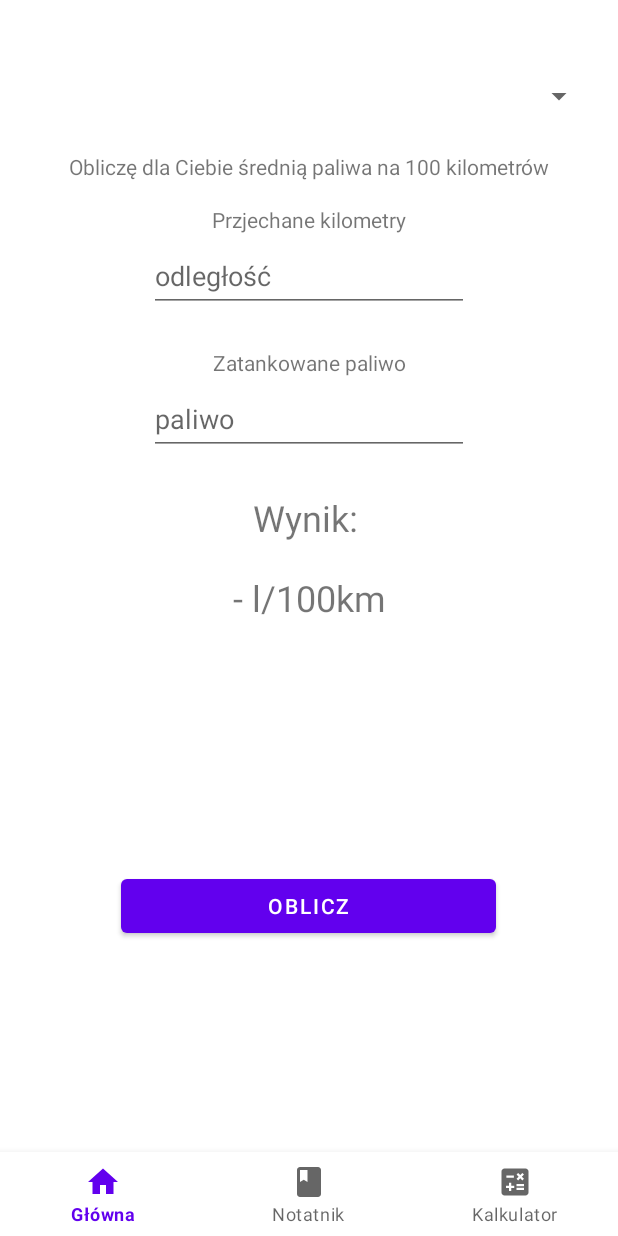
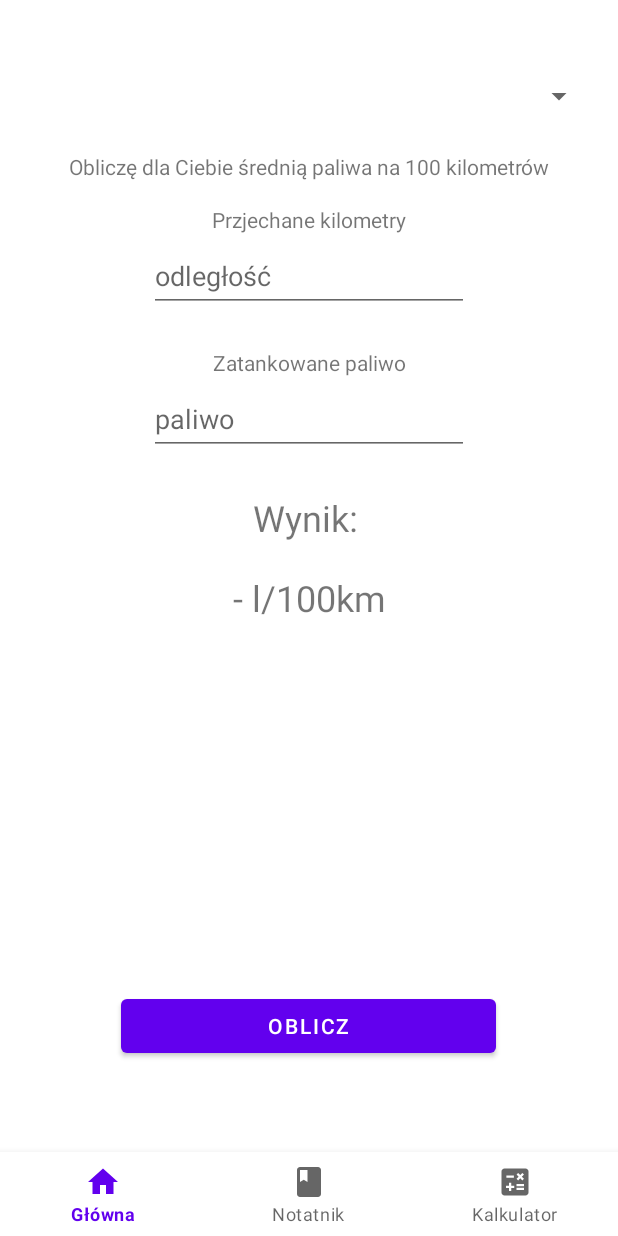
Before and after one commit to singg5/AutoNote, an Android app: the fragment Calculator placed in its activity, on a phone screen of 412 x 824 dp. Run offline under Robolectric (Android 15) with nearby library versions, the phone set to English and light mode, and no system bars; 3 statements that could not run were skipped.

Commit message:
Application: Added info and change XML

```diff
--- a/app/src/main/res/layout/fragment_calculator.xml
+++ b/app/src/main/res/layout/fragment_calculator.xml
@@ -17,7 +17,7 @@
                 android:layout_marginStart="100dp"
                 android:layout_marginTop="17dp"
                 android:layout_marginEnd="100dp"
-                android:layout_marginBottom="140dp"
+                android:layout_marginBottom="60dp"
                 android:text="Oblicz"
                 app:layout_constraintBottom_toBottomOf="parent"
                 app:layout_constraintEnd_toEndOf="parent"
```
Also changed, not shown: app/src/main/java/com/averis/autonote/Calculator.kt (+1 -6 lines).
